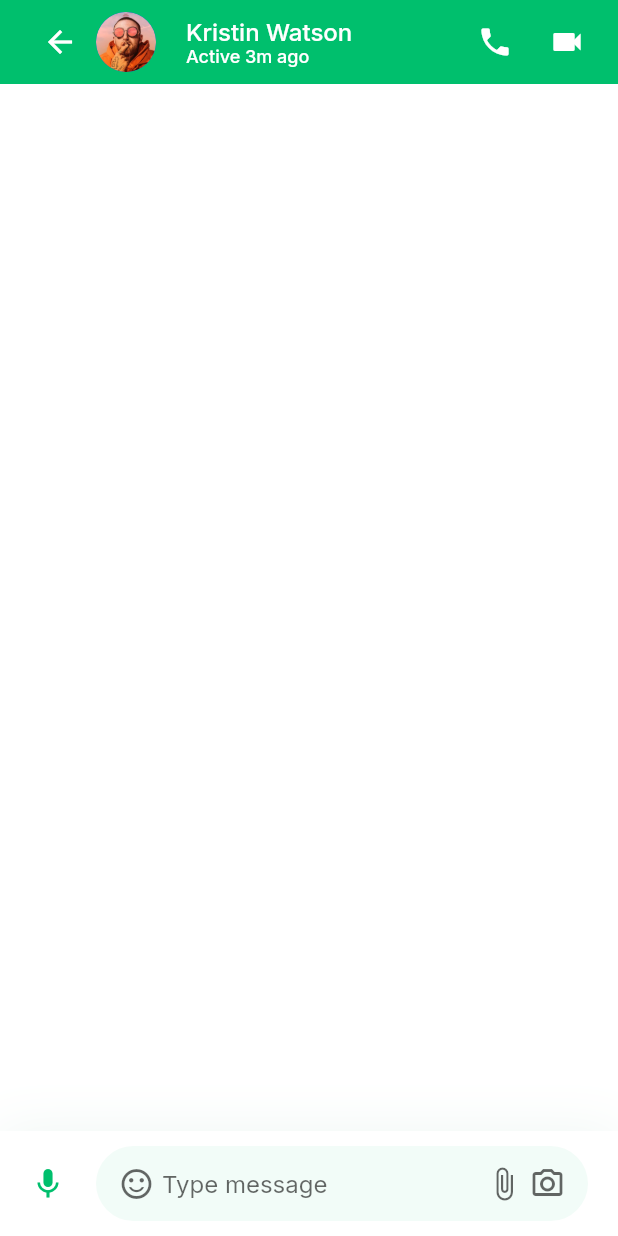
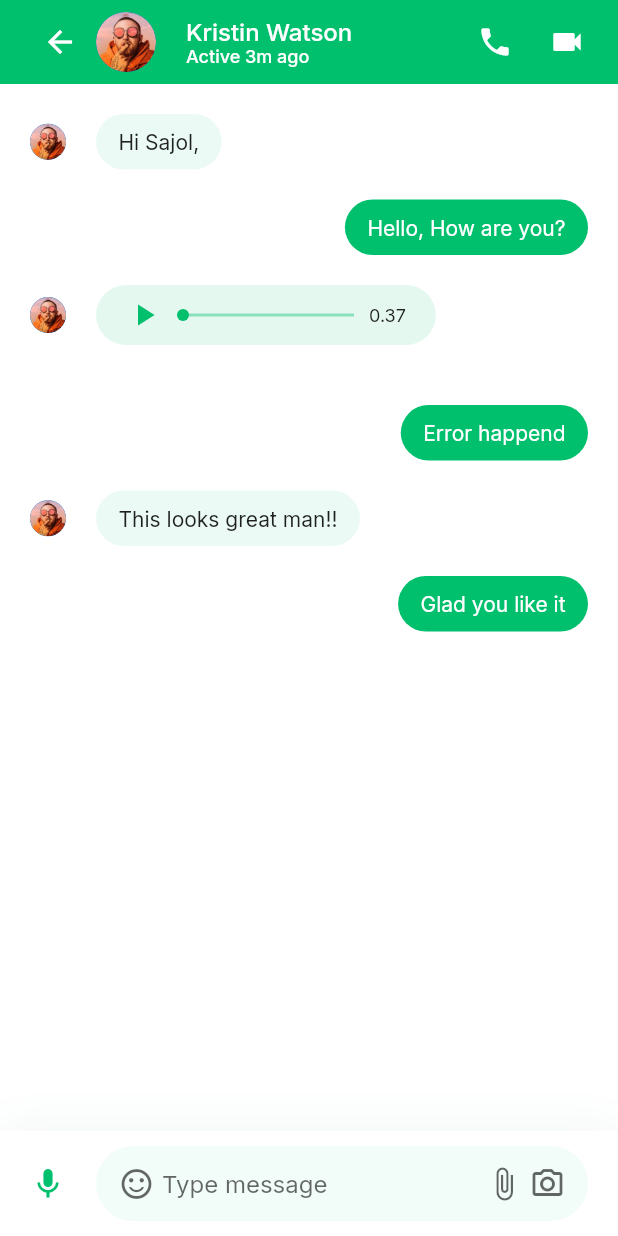
Before and after one commit to jiayong1008/chat-mobile, a Flutter app: the MessagesScreen screen opened directly, on a phone screen of 412 x 824 dp. Run offline on Flutter 3.47's test engine with Material 2 defaults, Android fonts, the phone set to English and light mode, and no system bars; our stand-ins replace google_fonts.

Commit message:
chat message (text, audio)

```diff
--- a/lib/models/ChatMessage.dart
+++ b/lib/models/ChatMessage.dart
@@ -16,7 +16,7 @@ class ChatMessage {
   });
 }
 
-List demeChatMessages = [
+List demoChatMessages = [
   ChatMessage(
     text: "Hi Sajol,",
     messageType: ChatMessageType.text,
--- a/lib/screens/messages/components/body.dart
+++ b/lib/screens/messages/components/body.dart
@@ -1,4 +1,7 @@
+import 'package:chat_mobile/constants.dart';
+import 'package:chat_mobile/models/ChatMessage.dart';
 import 'package:chat_mobile/screens/messages/components/chat_input_field.dart';
+import 'package:chat_mobile/screens/messages/components/message.dart';
 import 'package:flutter/material.dart';
 
 class Body extends StatelessWidget {
@@ -6,9 +9,18 @@ class Body extends StatelessWidget {
 
   @override
   Widget build(BuildContext context) {
-    return const Column(
+    return Column(
       children: [
-        Spacer(),
+        Expanded(
+          child: Padding(
+            padding: const EdgeInsets.symmetric(horizontal: kDefaultPadding),
+            child: ListView.builder(
+              itemCount: demoChatMessages.length,
+              itemBuilder: (BuildContext context, int index) =>
+                Message(message: demoChatMessages[index],),
+            ),
+          ),
+        ),
         ChatInputField(),
       ],
     );
--- /dev/null
+++ b/lib/screens/messages/components/message.dart
@@ -0,0 +1,110 @@
+import 'package:chat_mobile/constants.dart';
+import 'package:chat_mobile/models/ChatMessage.dart';
+import 'package:chat_mobile/screens/messages/components/text_message.dart';
+import 'package:flutter/material.dart';
+
+class Message extends StatelessWidget {
+  const Message({
+    super.key,
+    required this.message,
+  });
+
+  final ChatMessage message;
+
+  @override
+  Widget build(BuildContext context) {
+    Widget renderMessage(ChatMessage message)
+    {
+      switch (message.messageType) {
+        case (ChatMessageType.text):
+          return TextMessage(message: message);
+
+        case (ChatMessageType.audio):
+          return AudioMessage(message: message);
+
+        default:
+          return SizedBox();
+      }
+    }
+
+    return Padding(
+      padding: const EdgeInsets.only(top: kDefaultPadding),
+      child: Row(
+        mainAxisAlignment:
+            message.isSender ? MainAxisAlignment.end : MainAxisAlignment.start,
+        children: [
+          if (!message.isSender) ...[
+            CircleAvatar(
+                radius: 12,
+                backgroundImage: AssetImage("assets/images/user_2.png")),
+            SizedBox(
+              width: kDefaultPadding,
+            ),
+          ],
+          renderMessage(message),
+        ],
+      ),
+    );
+  }
+}
+
+class AudioMessage extends StatelessWidget {
+  const AudioMessage({Key? key, required this.message}) : super(key: key);
+
+  final ChatMessage message;
+
+  @override
+  Widget build(BuildContext context) {
+    return Container(
+      width: MediaQuery.of(context).size.width * 0.55,
+      height: 40,
+      padding: EdgeInsets.symmetric(horizontal: kDefaultPadding, vertical: kDefaultPadding / 2.5),
+      decoration: BoxDecoration(
+        borderRadius: BorderRadius.circular(30),
+        color: kPrimaryColor.withOpacity(message.isSender ? 1 : 0.1),
+      ),
+      child: Row(
+        children: [
+          Icon(
+            Icons.play_arrow,
+            color: message.isSender ? Colors.white : kPrimaryColor,
+          ),
+          Expanded(
+            child: Padding(
+              padding: const EdgeInsets.symmetric(horizontal: kDefaultPadding / 2),
+              child: Stack(
+                clipBehavior: Clip.none,
+                alignment: Alignment.center,
+                children: [
+                  Container(
+                    width: double.infinity,
+                    height: 2,
+                    color: kPrimaryColor.withOpacity(0.4),
+                  ),
+                  Positioned(
+                    left: 0,
+                    child: Container(
+                      width: 8,
+                      height: 8,
+                      decoration: BoxDecoration(
+                        color: kPrimaryColor,
+                        shape: BoxShape.circle,
+                      ),
+                    ),
+                  ),
+                ]
+              ),
+            ),
+          ),
+          Text(
+            "0.37",
+            style: TextStyle(
+              fontSize: 12,
+              color: message.isSender ? Colors.white : null,
+            ),
+          ),
+        ],
+      ),
+    );
+  }
+}
--- /dev/null
+++ b/lib/screens/messages/components/text_message.dart
@@ -0,0 +1,27 @@
+import 'package:chat_mobile/constants.dart';
+import 'package:chat_mobile/models/ChatMessage.dart';
+import 'package:flutter/material.dart';
+
+class TextMessage extends StatelessWidget {
+  const TextMessage({
+    super.key,
+    required this.message,
+  });
+
+  final ChatMessage message;
+
+  @override
+  Widget build(BuildContext context) {
+    return Container(
+      padding: EdgeInsets.symmetric(horizontal: kDefaultPadding * 0.75, vertical: kDefaultPadding / 2),
+      decoration: BoxDecoration(
+        color: kPrimaryColor.withOpacity(message.isSender ? 1 : 0.08),
+        borderRadius: BorderRadius.circular(30),
+      ),
+      child: Text(
+        message.text,
+        style: TextStyle(color: message.isSender ? Colors.white : Theme.of(context).textTheme.bodyLarge!.color),
+      ),
+    );
+  }
+}
--- a/lib/screens/messages/message_screen.dart
+++ b/lib/screens/messages/message_screen.dart
@@ -15,6 +15,7 @@ class MessagesScreen extends StatelessWidget {
 
   AppBar buildAppBar() {
     return AppBar(
+      backgroundColor: kPrimaryColor,
       automaticallyImplyLeading: false,
       title: const Row(
         children: [
```
